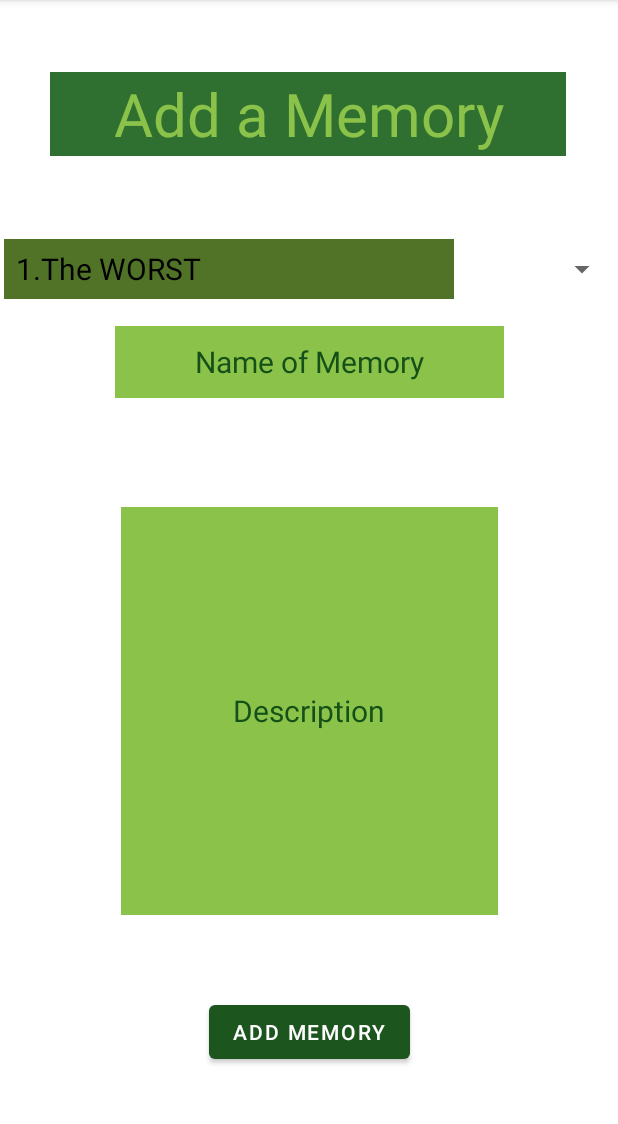
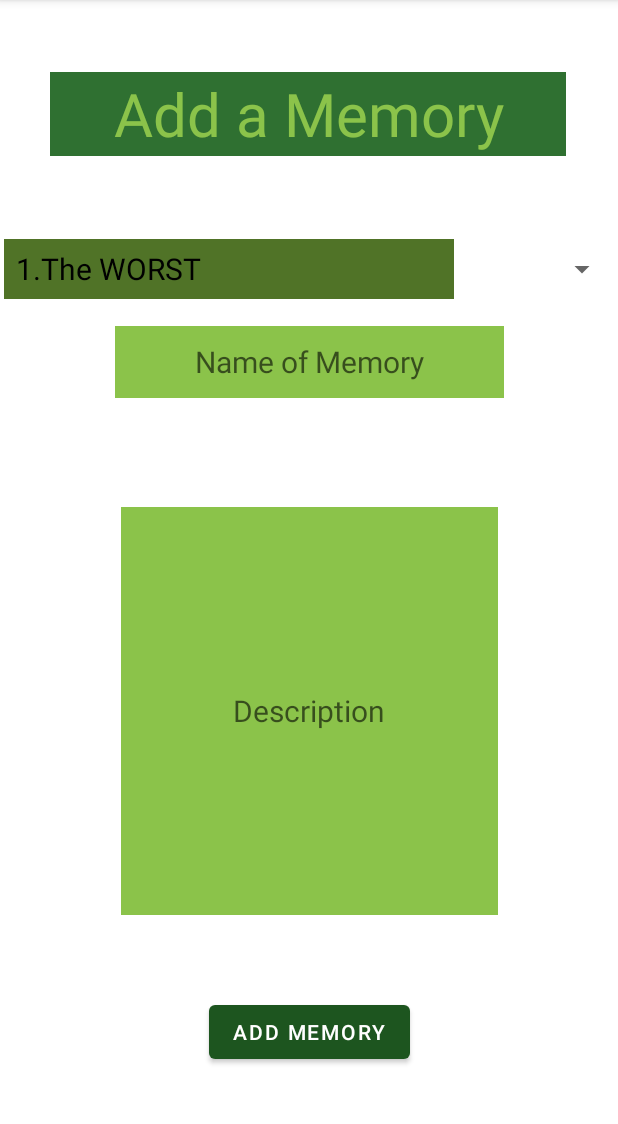
Before and after one commit to lasyanandyala/FireBaseLesson, an Android app: the AddMemoryActivity screen opened directly, with no data from a screen before it, on a phone screen of 412 x 824 dp, the part 84-1208 px from its top. Run offline under Robolectric (Android 15) with nearby library versions, the phone set to English and light mode, and no system bars.

Commit message:
Keeps Crashing

```diff
--- a/MyMemoryBox/app/src/main/java/com/example/mymemorybox/FirebaseHelper.java
+++ b/MyMemoryBox/app/src/main/java/com/example/mymemorybox/FirebaseHelper.java
@@ -155,9 +155,7 @@ certain things from occurring until after the onSuccess is finished.
 
     private void readData(FirestoreCallback firestoreCallback) {
         myMemories.clear();        // empties the AL so that it can get a fresh copy of data
-        db.collection("users").document(uid).collection("myMemoryList")
-                .get()
-                .addOnCompleteListener(new OnCompleteListener<QuerySnapshot>() {
+        db.collection("users").document(uid).collection("myMemoryList").get().addOnCompleteListener(new OnCompleteListener<QuerySnapshot>() {
                     @Override
                     public void onComplete(@NonNull Task<QuerySnapshot> task) {
                         if (task.isSuccessful()) {
--- a/MyMemoryBox/app/src/main/res/layout/activity_add_memory.xml
+++ b/MyMemoryBox/app/src/main/res/layout/activity_add_memory.xml
@@ -21,13 +21,13 @@
         app:layout_constraintStart_toStartOf="parent"
         app:layout_constraintTop_toTopOf="parent" />
 
-    <TextView
+    <EditText
         android:id="@+id/memNameEditText"
         android:layout_width="259dp"
         android:layout_height="48dp"
         android:background="@color/teal_200"
         android:gravity="center"
-        android:text="Name of Memory"
+        android:hint="Name of Memory"
         android:textColor="@color/purple_700"
         android:textSize="20sp"
         app:layout_constraintBottom_toBottomOf="parent"
@@ -36,13 +36,13 @@
         app:layout_constraintTop_toTopOf="parent"
         app:layout_constraintVertical_bias="0.302" />
 
-    <TextView
+    <EditText
         android:id="@+id/memoryDescEditText"
         android:layout_width="251dp"
         android:layout_height="272dp"
         android:background="@color/teal_200"
         android:gravity="center"
-        android:text="Description"
+        android:hint="Description"
         android:textColor="@color/purple_700"
         android:textSize="20sp"
         app:layout_constraintBottom_toBottomOf="parent"
@@ -56,6 +56,7 @@
         android:layout_width="wrap_content"
         android:layout_height="wrap_content"
         android:layout_marginBottom="56dp"
+        android:onClick="addMemoryButtonClicked"
         android:text="Add Memory"
         app:layout_constraintBottom_toBottomOf="parent"
         app:layout_constraintEnd_toEndOf="parent"
```
Also changed, not shown: MyMemoryBox/app/src/main/java/com/example/mymemorybox/AddMemoryActivity.java (+28 -1 lines), MyMemoryBox/app/src/main/java/com/example/mymemorybox/Memory.java (+70 -30 lines), MyMemoryBox/app/src/main/java/com/example/mymemorybox/SignInActivity.java (+4 -3 lines).
